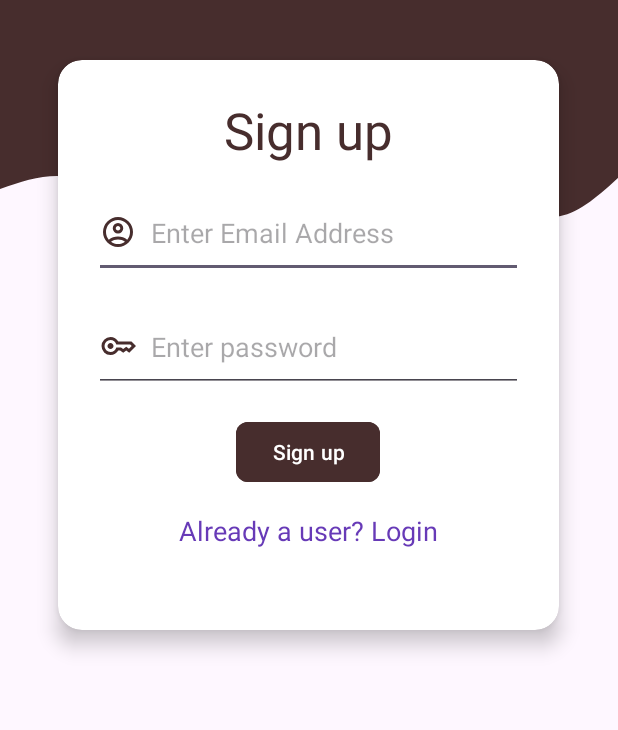
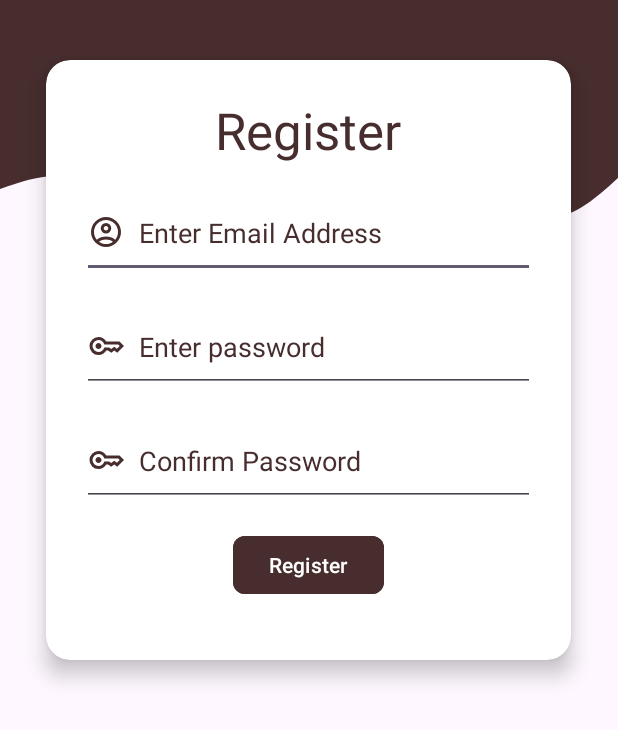
Before and after one commit to dineshnp03/coffeedelight, an Android app: the layout activity_register.xml on its own in the app's theme, with its tools: preview values and no code run, on a phone screen of 412 x 824 dp, the part 506-1236 px from its top. Run offline under Robolectric (Android 15) with nearby library versions, the light colour scheme and no system bars.

Commit message:
Login and Register using Firebase Auth

```diff
--- a/app/build.gradle.kts
+++ b/app/build.gradle.kts
@@ -43,6 +43,11 @@
     implementation(libs.material)
     implementation(libs.androidx.activity)
     implementation(libs.androidx.constraintlayout)
+    // Import the BoM for the Firebase platform
+    implementation(platform(libs.firebase.bom))
+    // Add the dependency for the Firebase Authentication library
+    // When using the BoM, you don't specify versions in Firebase library dependencies
+    implementation(libs.google.firebase.auth)
     implementation(libs.firebase.database)
     // https://mvnrepository.com/artifact/com.firebaseui/firebase-ui-storage
     implementation(libs.firebase.ui.storage)
@@ -51,6 +56,7 @@
     implementation(libs.firebase.storage)
     // https://mvnrepository.com/artifact/com.github.bumptech.glide/glide
     implementation(libs.glide)
+    implementation(libs.firebase.auth)
 
     testImplementation(libs.junit)
     androidTestImplementation(libs.androidx.junit)
--- a/app/src/main/AndroidManifest.xml
+++ b/app/src/main/AndroidManifest.xml
@@ -13,6 +13,9 @@
         android:theme="@style/Theme.CoffeeDelight"
         tools:targetApi="31">
         <activity
+            android:name=".RegisterActivity"
+            android:exported="false" />
+        <activity
             android:name=".ProductsActivity"
             android:exported="false" />
         <activity
@@ -24,8 +27,7 @@
                 <category android:name="android.intent.category.LAUNCHER" />
             </intent-filter>
         </activity>
-        <activity android:name=".LoginActivity"/>
-        <activity android:name=".SignupActivity"/>
+        <activity android:name=".LoginActivity" />
     </application>
 
 </manifest>
--- a/app/src/main/res/layout/activity_signup.xml
+++ b/app/src/main/res/layout/activity_register.xml
@@ -1,6 +1,8 @@
 <?xml version="1.0" encoding="utf-8"?>
-<LinearLayout xmlns:android="http://schemas.android.com/apk/res/android"
+<LinearLayout
+    xmlns:android="http://schemas.android.com/apk/res/android"
     xmlns:app="http://schemas.android.com/apk/res-auto"
+    android:id="@+id/registerLayout"
     android:layout_width="match_parent"
     android:layout_height="match_parent"
     android:orientation="vertical"
@@ -22,19 +24,21 @@
         app:srcCompat="@drawable/wave" />
 
     <ImageView
-        android:id="@+id/signupLogoImage"
+        android:id="@+id/imageView2"
         android:layout_width="225dp"
         android:layout_height="177dp"
-        android:layout_gravity="center"
         android:layout_marginTop="-400dp"
-        android:src="@drawable/logo"
-        android:layout_marginBottom="40dp" />
+        android:layout_marginBottom="80dp"
+        android:elevation="10dp"
+        android:contentDescription="@string/app_name"
+        app:srcCompat="@drawable/logo"
+        android:scaleType="centerInside"/>
 
     <androidx.cardview.widget.CardView
-        android:id="@+id/signupCardView"
-        android:layout_width="334dp"
-        android:layout_height="380sp"
-        android:layout_marginTop="0dp"
+        android:id="@+id/cardView"
+        android:layout_width="350dp"
+        android:layout_height="400dp"
+        android:layout_marginTop="-40dp"
         app:cardCornerRadius="16dp"
         app:cardElevation="8dp"
         android:background="@color/white">
@@ -42,64 +46,77 @@
         <LinearLayout
             android:layout_width="match_parent"
             android:layout_height="match_parent"
+            android:gravity="center_horizontal"
             android:orientation="vertical"
             android:padding="24dp">
 
             <TextView
-                android:id="@+id/textSignUp"
+                android:id="@+id/textViewRegister"
                 android:layout_width="wrap_content"
                 android:layout_height="wrap_content"
-                android:layout_gravity="center_horizontal"
                 android:layout_marginBottom="16dp"
-                android:text="@string/signup"
+                android:text="@string/register"
                 android:textColor="@color/bg_color"
                 android:textSize="34sp" />
 
             <EditText
-                android:id="@+id/textEmailSignup"
+                android:id="@+id/textEmailRegister"
                 android:layout_width="match_parent"
                 android:layout_height="60dp"
                 android:layout_marginBottom="16dp"
                 android:drawableStart="@drawable/account"
                 android:drawablePadding="10dp"
                 android:drawableTint="@color/bg_color"
+                android:autofillHints="emailAddress"
                 android:hint="@string/enter_email"
+                android:textColorHint="@color/bg_color"
                 android:inputType="textEmailAddress" />
 
             <EditText
-                android:id="@+id/textPasswordSignup"
+                android:id="@+id/textPasswordRegister"
                 android:layout_width="match_parent"
                 android:layout_height="60dp"
                 android:layout_marginBottom="16dp"
                 android:drawableStart="@drawable/key_password"
                 android:drawablePadding="10dp"
                 android:drawableTint="@color/bg_color"
+                android:autofillHints="password"
                 android:hint="@string/enter_password"
+                android:textColorHint="@color/bg_color"
+                android:inputType="textPassword" />
+
+            <EditText
+                android:id="@+id/textConfirmPasswordRegister"
+                android:layout_width="match_parent"
+                android:layout_height="60dp"
+                android:layout_marginBottom="16dp"
+                android:drawableStart="@drawable/key_password"
+                android:drawablePadding="10dp"
+                android:drawableTint="@color/bg_color"
+                android:autofillHints="password"
+                android:hint="@string/confirm_password"
+                android:textColorHint="@color/bg_color"
                 android:inputType="textPassword" />
 
             <Button
-                android:id="@+id/btnSignup"
+                android:id="@+id/btnRegister"
                 android:layout_width="wrap_content"
                 android:layout_height="wrap_content"
-                android:layout_gravity="center_horizontal"
                 android:layout_marginBottom="16dp"
                 android:backgroundTint="@color/bg_color"
-                android:text="@string/signup"
-                android:textColor="@android:color/white"
+                android:text="@string/register"
                 app:cornerRadius="8dp" />
 
             <TextView
-                android:id="@+id/linkLogin"
+                android:id="@+id/linkRegister"
                 android:layout_width="wrap_content"
                 android:layout_height="wrap_content"
-                android:layout_gravity="center_horizontal"
-                android:text="@string/already_user"
+                android:text="@string/already_registered_login"
                 android:textAlignment="center"
                 android:textColor="@color/links"
                 android:textSize="18sp" />
 
         </LinearLayout>
-
     </androidx.cardview.widget.CardView>
 
 </LinearLayout>
--- a/app/src/main/res/values/strings.xml
+++ b/app/src/main/res/values/strings.xml
@@ -10,7 +10,11 @@
     <string name="enter_password">Enter password</string>
     <string name="enter_email">Enter Email Address</string>
     <string name="already_user">Already a user? Login</string>
-    <string name="new_user">New user? Signup</string>
+    <string name="new_user">New user? Register</string>
     <string name="shop_now">Shop Now</string>
     <string name="welcome_note">Welcome to Coffee Delight!</string>
+    <string name="register">Register</string>
+    <string name="sign_up">Sign Up</string>
+    <string name="already_registered_login">Already Registered? Login</string>
+    <string name="confirm_password">Confirm Password</string>
 </resources>
--- a/gradle/libs.versions.toml
+++ b/gradle/libs.versions.toml
@@ -1,5 +1,6 @@
 [versions]
 agp = "8.4.0"
+firebaseBom = "33.5.1"
 firebaseUiStorage = "8.0.2"
 glide = "4.16.0"
 kotlin = "1.9.0"
@@ -14,12 +15,15 @@
 googleGmsGoogleServices = "4.4.2"
 firebaseDatabase = "21.0.0"
 firebaseStorage = "21.0.1"
+firebaseAuth = "23.1.0"
 
 [libraries]
 androidx-core-ktx = { group = "androidx.core", name = "core-ktx", version.ref = "coreKtx" }
+firebase-bom = { module = "com.google.firebase:firebase-bom", version.ref = "firebaseBom" }
 firebase-ui-database = { module = "com.firebaseui:firebase-ui-database", version.ref = "firebaseUiStorage" }
 firebase-ui-storage = { module = "com.firebaseui:firebase-ui-storage", version.ref = "firebaseUiStorage" }
 glide = { module = "com.github.bumptech.glide:glide", version.ref = "glide" }
+google-firebase-auth = { module = "com.google.firebase:firebase-auth" }
 junit = { group = "junit", name = "junit", version.ref = "junit" }
 androidx-junit = { group = "androidx.test.ext", name = "junit", version.ref = "junitVersion" }
 androidx-espresso-core = { group = "androidx.test.espresso", name = "espresso-core", version.ref = "espressoCore" }
@@ -29,6 +33,7 @@
 androidx-constraintlayout = { group = "androidx.constraintlayout", name = "constraintlayout", version.ref = "constraintlayout" }
 firebase-database = { group = "com.google.firebase", name = "firebase-database", version.ref = "firebaseDatabase" }
 firebase-storage = { group = "com.google.firebase", name = "firebase-storage", version.ref = "firebaseStorage" }
+firebase-auth = { group = "com.google.firebase", name = "firebase-auth", version.ref = "firebaseAuth" }
 
 [plugins]
 android-application = { id = "com.android.application", version.ref = "agp" }
```
Also changed, not shown: app/src/main/java/com/project1/coffeedelight/LoginActivity.kt (+65 -9 lines), app/src/main/java/com/project1/coffeedelight/RegisterActivity.kt (added, +91 -0 lines), app/src/main/java/com/project1/coffeedelight/SignupActivity.kt (deleted, +0 -29 lines), app/src/main/res/layout/activity_login.xml (+4 -4 lines).
